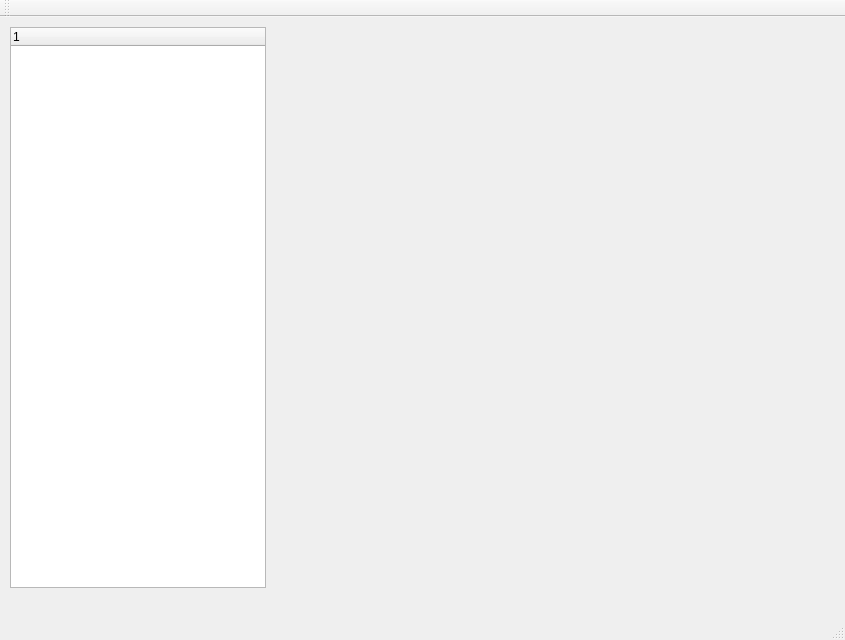
The window that mainwindow.ui (lebendig13/organizer) describes before a commit, drawn with Qt 5.
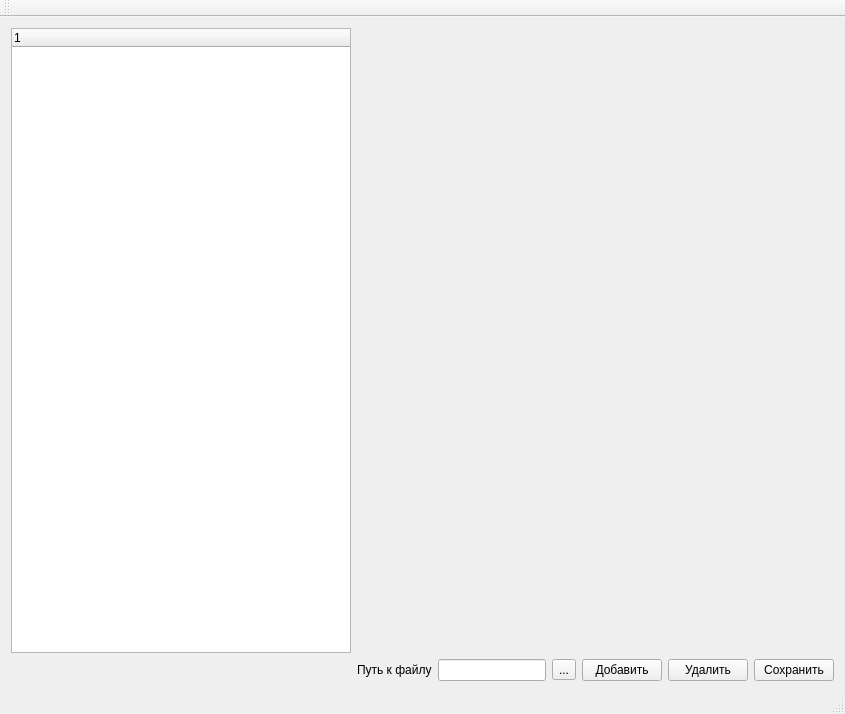
The same window after the commit.

Diff of the .ui file:
```diff
--- a/mainwindow.ui
+++ b/mainwindow.ui
@@ -7,40 +7,76 @@
     <x>0</x>
     <y>0</y>
     <width>845</width>
-    <height>640</height>
+    <height>714</height>
    </rect>
   </property>
   <property name="windowTitle">
    <string>MainWindow</string>
   </property>
   <widget class="QWidget" name="centralWidget">
+   <layout class="QGridLayout" name="gridLayout_3">
+    <item row="0" column="0">
    <widget class="QTreeWidget" name="tW_categories">
-    <property name="geometry">
-     <rect>
-      <x>10</x>
-      <y>10</y>
-      <width>256</width>
-      <height>561</height>
-     </rect>
-    </property>
     <column>
      <property name="text">
       <string notr="true">1</string>
      </property>
     </column>
    </widget>
+    </item>
+    <item row="0" column="1">
    <widget class="QStackedWidget" name="sW_curCategory">
-    <property name="geometry">
-     <rect>
-      <x>280</x>
-      <y>10</y>
-      <width>541</width>
-      <height>551</height>
-     </rect>
-    </property>
     <widget class="QWidget" name="page"/>
     <widget class="QWidget" name="page_2"/>
    </widget>
+    </item>
+    <item row="1" column="1">
+     <layout class="QGridLayout" name="gridLayout_2">
+      <item row="0" column="0">
+       <layout class="QGridLayout" name="gridLayout">
+        <item row="0" column="0">
+         <widget class="QLabel" name="label">
+          <property name="text">
+           <string>Путь к файлу</string>
+          </property>
+         </widget>
+        </item>
+        <item row="0" column="1">
+         <widget class="QLineEdit" name="lE_pathFile"/>
+        </item>
+        <item row="0" column="2">
+         <widget class="QToolButton" name="tB_pathFile">
+          <property name="text">
+           <string>...</string>
+          </property>
+         </widget>
+        </item>
+       </layout>
+      </item>
+      <item row="0" column="1">
+       <widget class="QPushButton" name="pB_add">
+        <property name="text">
+         <string>Добавить</string>
+        </property>
+       </widget>
+      </item>
+      <item row="0" column="2">
+       <widget class="QPushButton" name="pB_remove">
+        <property name="text">
+         <string>Удалить</string>
+        </property>
+       </widget>
+      </item>
+      <item row="0" column="3">
+       <widget class="QPushButton" name="pB_save">
+        <property name="text">
+         <string>Сохранить</string>
+        </property>
+       </widget>
+      </item>
+     </layout>
+    </item>
+   </layout>
   </widget>
   <widget class="QMenuBar" name="menuBar">
    <property name="geometry">
```
Lines whose indentation alone changed are shown as unchanged.
